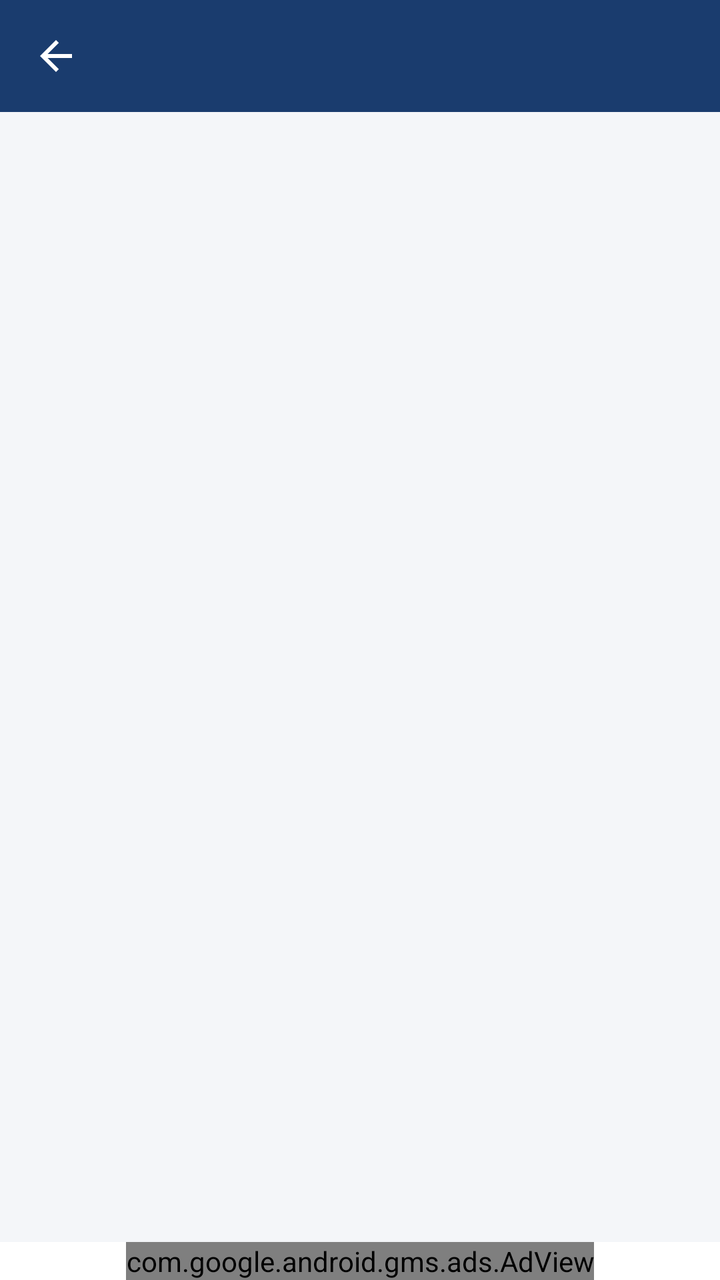
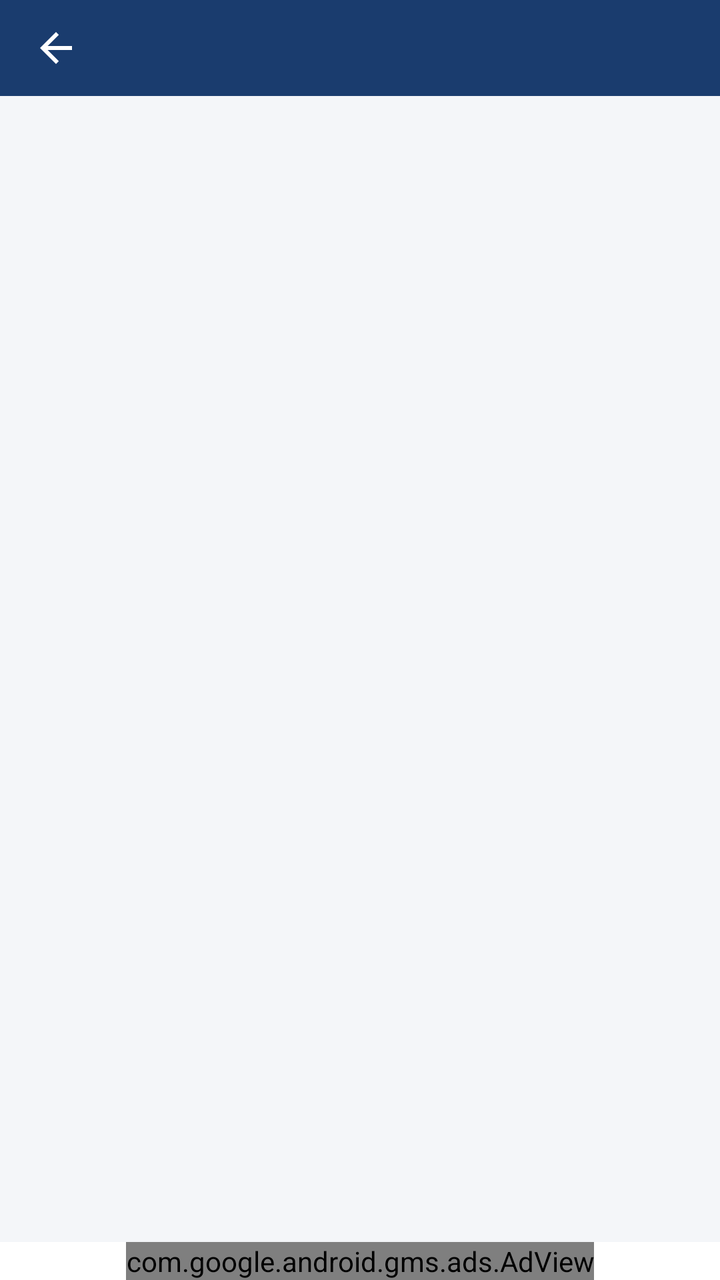

The first picture is an Android layout as it rendered before a commit; the second is the same layout after the commit. The layout source and the unified diff follow.
<!-- AndroidManifest.xml: application theme Theme.CaLaws -->
<!-- res/layout/activity_document.xml -->
<?xml version="1.0" encoding="utf-8"?>
<LinearLayout xmlns:android="http://schemas.android.com/apk/res/android"
    xmlns:app="http://schemas.android.com/apk/res-auto"
    android:layout_width="match_parent"
    android:layout_height="match_parent"
    android:orientation="vertical"
    android:background="@color/screenBackground">

    <com.google.android.material.appbar.AppBarLayout
        android:layout_width="match_parent"
        android:layout_height="wrap_content"
        android:fitsSystemWindows="true"
        android:background="@color/primary"
        app:elevation="4dp">

        <com.google.android.material.appbar.MaterialToolbar
            android:id="@+id/toolbar"
            android:layout_width="match_parent"
            android:layout_height="?attr/actionBarSize"
            app:navigationIcon="@drawable/ic_arrow_back"
            app:navigationIconTint="@color/white"
            app:titleTextColor="@color/white" />

    </com.google.android.material.appbar.AppBarLayout>

    <LinearLayout
        android:id="@+id/findBar"
        android:layout_width="match_parent"
        android:layout_height="wrap_content"
        android:background="@color/cardBackground"
        android:elevation="2dp"
        android:gravity="center_vertical"
        android:orientation="horizontal"
        android:paddingHorizontal="12dp"
        android:paddingVertical="4dp"
        android:visibility="gone">

        <EditText
            android:id="@+id/findInput"
            android:layout_width="0dp"
            android:layout_height="wrap_content"
            android:layout_weight="1"
            android:hint="@string/find_hint"
            android:imeOptions="actionSearch"
            android:importantForAutofill="no"
            android:inputType="text"
            android:maxLines="1"
            android:textColor="@color/textPrimary"
            android:textColorHint="@color/textSecondary"
            android:textSize="15sp" />

        <TextView
            android:id="@+id/findCount"
            android:layout_width="wrap_content"
            android:layout_height="wrap_content"
            android:layout_marginHorizontal="8dp"
            android:textColor="@color/textSecondary"
            android:textSize="13sp" />

        <ImageButton
            android:id="@+id/findPrev"
            android:layout_width="40dp"
            android:layout_height="40dp"
            android:background="?attr/selectableItemBackgroundBorderless"
            android:contentDescription="@string/find_prev"
            android:src="@drawable/ic_arrow_up" />

        <ImageButton
            android:id="@+id/findNext"
            android:layout_width="40dp"
            android:layout_height="40dp"
            android:background="?attr/selectableItemBackgroundBorderless"
            android:contentDescription="@string/find_next"
            android:src="@drawable/ic_arrow_down" />

        <ImageButton
            android:id="@+id/findClose"
            android:layout_width="40dp"
            android:layout_height="40dp"
            android:background="?attr/selectableItemBackgroundBorderless"
            android:contentDescription="@string/find_close"
            android:src="@drawable/ic_close" />
    </LinearLayout>

    <androidx.recyclerview.widget.RecyclerView
        android:id="@+id/sectionsRecyclerView"
        android:layout_width="match_parent"
        android:layout_height="0dp"
        android:layout_weight="1"
        android:clipToPadding="false"
        android:paddingBottom="24dp" />

    <include layout="@layout/view_banner_ad" />

</LinearLayout>
<!-- res/layout/view_banner_ad.xml (included above) -->
<?xml version="1.0" encoding="utf-8"?>
<FrameLayout xmlns:android="http://schemas.android.com/apk/res/android"
    xmlns:ads="http://schemas.android.com/apk/res-auto"
    android:id="@+id/bannerAdContainer"
    android:layout_width="match_parent"
    android:layout_height="wrap_content"
    android:background="@color/cardBackground">

    <com.google.android.gms.ads.AdView
        android:id="@+id/adView"
        android:layout_width="wrap_content"
        android:layout_height="wrap_content"
        android:layout_gravity="center_horizontal"
        ads:adSize="BANNER"
        ads:adUnitId="@string/banner_ad_unit_id" />

</FrameLayout>
<!-- resources referenced by this layout -->
<resources>
  <color name="cardBackground">#FFFFFF</color>
  <color name="primary">#1A3C6E</color>
  <color name="screenBackground">#F4F6F9</color>
  <color name="textPrimary">#1B1F24</color>
  <color name="textSecondary">#5B6470</color>
  <color name="white">#FFFFFF</color>
  <!-- drawable ic_arrow_back (drawable) -->
  <?xml version="1.0" encoding="utf-8"?>
  <vector xmlns:android="http://schemas.android.com/apk/res/android"
      android:width="24dp"
      android:height="24dp"
      android:viewportWidth="24"
      android:viewportHeight="24"
      android:tint="?attr/colorControlNormal">
      <path
          android:fillColor="#FF000000"
          android:pathData="M20,11H7.83l5.59,-5.59L12,4l-8,8 8,8 1.41,-1.41L7.83,13H20v-2z" />
  </vector>
  <!-- drawable ic_arrow_down (drawable) -->
  <?xml version="1.0" encoding="utf-8"?>
  <vector xmlns:android="http://schemas.android.com/apk/res/android"
      android:width="24dp"
      android:height="24dp"
      android:viewportWidth="24"
      android:viewportHeight="24"
      android:tint="@color/textSecondary">
      <path
          android:fillColor="#FF000000"
          android:pathData="M7.41,8.59L12,13.17l4.59,-4.58L18,10l-6,6 -6,-6z" />
  </vector>
  <!-- drawable ic_arrow_up (drawable) -->
  <?xml version="1.0" encoding="utf-8"?>
  <vector xmlns:android="http://schemas.android.com/apk/res/android"
      android:width="24dp"
      android:height="24dp"
      android:viewportWidth="24"
      android:viewportHeight="24"
      android:tint="@color/textSecondary">
      <path
          android:fillColor="#FF000000"
          android:pathData="M7.41,15.41L12,10.83l4.59,4.58L18,14l-6,-6 -6,6z" />
  </vector>
  <!-- drawable ic_close (drawable) -->
  <?xml version="1.0" encoding="utf-8"?>
  <vector xmlns:android="http://schemas.android.com/apk/res/android"
      android:width="24dp"
      android:height="24dp"
      android:viewportWidth="24"
      android:viewportHeight="24"
      android:tint="@color/textSecondary">
      <path
          android:fillColor="#FF000000"
          android:pathData="M19,6.41L17.59,5 12,10.59 6.41,5 5,6.41 10.59,12 5,17.59 6.41,19 12,13.41 17.59,19 19,17.59 13.41,12z" />
  </vector>
  <string name="banner_ad_unit_id" translatable="false">ca-app-pub-8585939903020301/8797504726</string>
  <string name="find_close">Close</string>
  <string name="find_hint">Find in this law…</string>
  <string name="find_next">Next match</string>
  <string name="find_prev">Previous match</string>
  <style name="Theme.CaLaws" parent="Theme.MaterialComponents.DayNight.NoActionBar">
          <item name="colorPrimary">@color/primary</item>
          <item name="colorPrimaryDark">@color/primaryDark</item>
          <item name="colorAccent">@color/accent</item>
          <item name="android:windowBackground">@color/screenBackground</item>
          <item name="android:statusBarColor">@color/primary</item>
      </style>
  <color name="primaryDark">#122A4E</color>
  <color name="accent">#C8102E</color>
</resources>

<!-- the commit's change to res/layout/activity_document.xml (unified diff, before → after) -->
@@ -16,7 +16,8 @@
         <com.google.android.material.appbar.MaterialToolbar
             android:id="@+id/toolbar"
             android:layout_width="match_parent"
-            android:layout_height="?attr/actionBarSize"
+            android:layout_height="48dp"
+            android:minHeight="48dp"
             app:navigationIcon="@drawable/ic_arrow_back"
             app:navigationIconTint="@color/white"
             app:titleTextColor="@color/white" />
